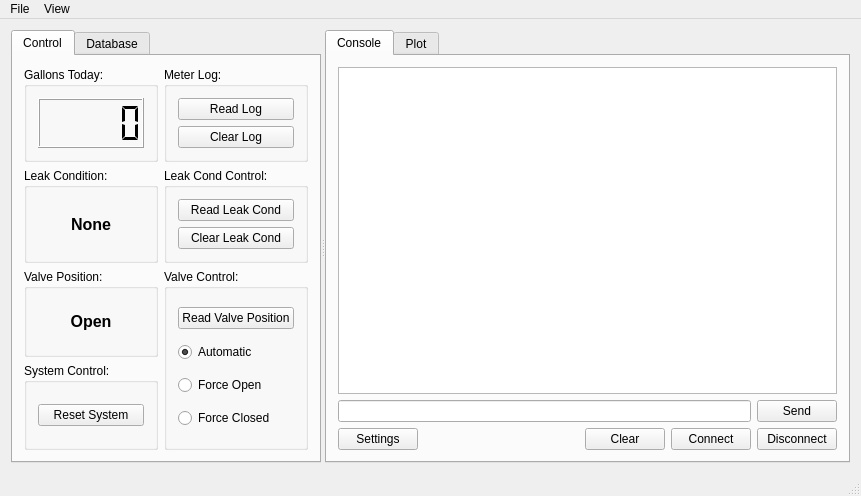
Qt form WaterMeterGUI/mainwindow.ui (Swiki-Anderson-and-Associates/water-meter-indoor) before a commit.
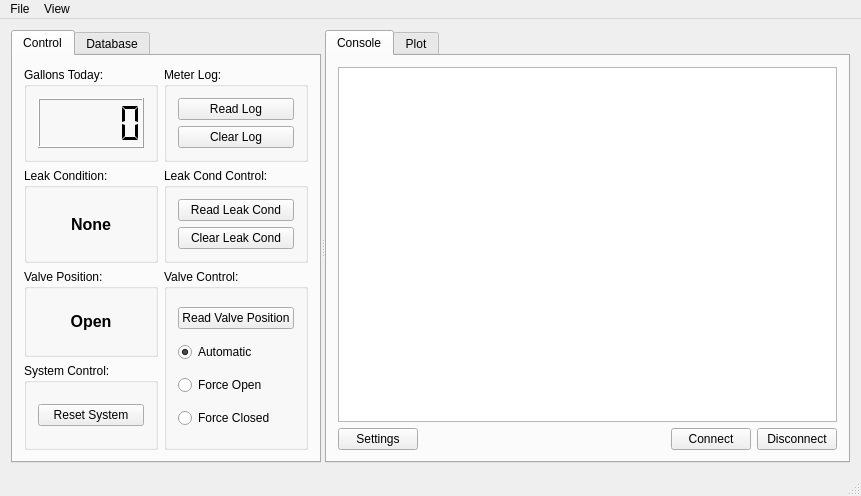
The same form after that commit. Custom widgets are drawn as their Qt base class.

Commit message: removed user input line from console

Patch:
```diff
--- a/WaterMeterGUI/mainwindow.ui
+++ b/WaterMeterGUI/mainwindow.ui
@@ -293,21 +293,7 @@
          <item row="0" column="2">
           <widget class="QTextEdit" name="consoleTextDisplay"/>
          </item>
-         <item row="1" column="2">
-          <layout class="QHBoxLayout" name="horizontalLayout">
-           <item>
-            <widget class="QLineEdit" name="consoleInputLine"/>
-           </item>
-           <item>
-            <widget class="QPushButton" name="consoleSendButton">
-             <property name="text">
-              <string>Send</string>
-             </property>
-            </widget>
-           </item>
-          </layout>
-         </item>
-         <item row="3" column="2">
+         <item row="2" column="2">
           <layout class="QHBoxLayout" name="horizontalLayout_2">
            <item>
             <widget class="QPushButton" name="consoleSettingsButton">
@@ -329,13 +315,6 @@
              </property>
             </spacer>
            </item>
-           <item>
-            <widget class="QPushButton" name="consoleClearButton">
-             <property name="text">
-              <string>Clear</string>
-             </property>
-            </widget>
-           </item>
            <item>
             <widget class="QPushButton" name="consoleConnectButton">
              <property name="text">
```
The commit also changes 9 other files.
